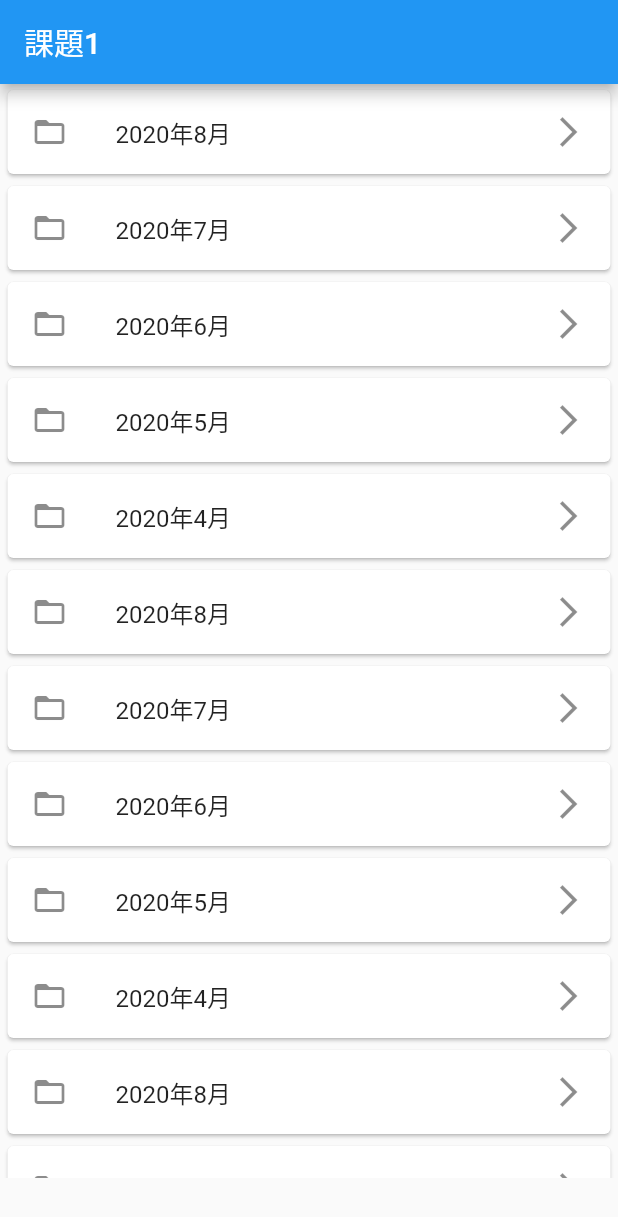
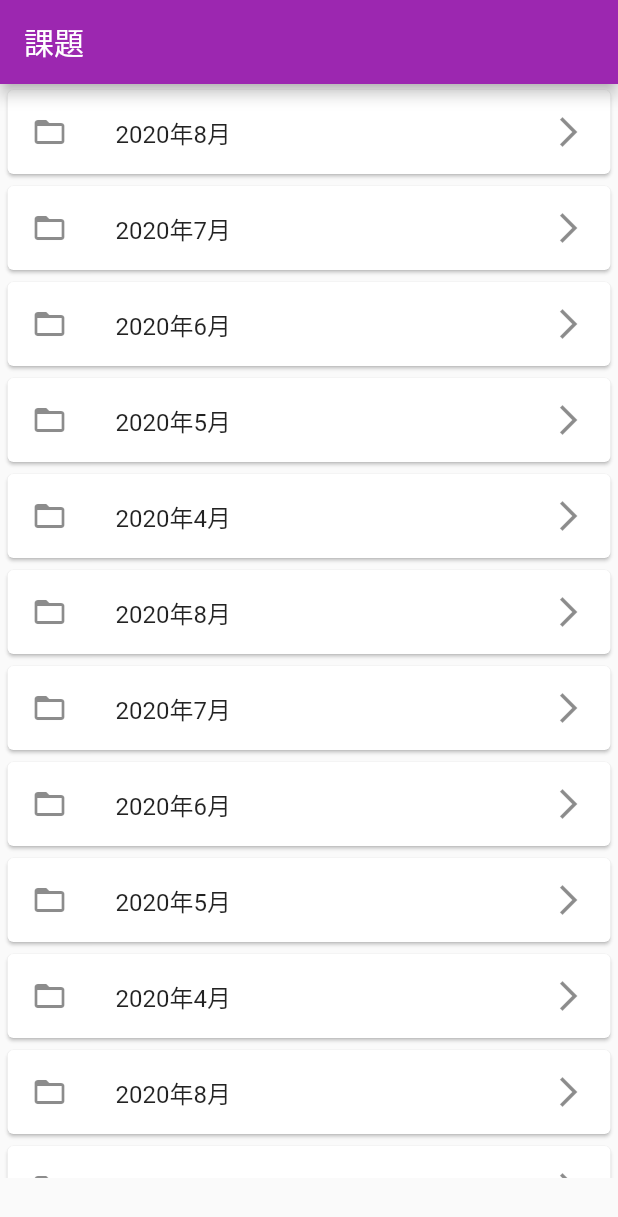
Before and after one commit to nord2sudjp/jumpin, a Flutter app: the screen it shows after launch, on a phone screen of 412 x 824 dp. Shown: the top 1217 px of the screen. Run offline on Flutter 3.47's test engine with Material 2 defaults, Android fonts, the phone set to English and light mode, and no system bars; Roboto replaces fonts that are missing (OpenSans).

Commit message:
apply theme

```diff
--- a/lib/main.dart
+++ b/lib/main.dart
@@ -12,7 +12,24 @@ class MyApp extends StatelessWidget {
   @override
   Widget build(BuildContext context) {
     return MaterialApp(
-      title: 'Flutter Demo',
+      title: 'Jump In!',
+      theme: ThemeData(
+        primarySwatch: Colors.purple,
+        accentColor: Colors.amber,
+        fontFamily: 'QuickSand',
+        textTheme: ThemeData.light().textTheme.copyWith(
+              headline6: TextStyle(
+                  fontFamily: 'OpenSans',
+                  fontWeight: FontWeight.bold,
+                  fontSize: 18),
+              button: TextStyle(color: Colors.white),
+            ),
+        appBarTheme: AppBarTheme(
+          textTheme: ThemeData.light().textTheme.copyWith(
+                headline6: TextStyle(fontFamily: 'OpenSans', fontSize: 20),
+              ),
+        ),
+      ),
       home: MyHomePage(),
     );
   }
@@ -43,7 +60,12 @@ class MyHomePage extends StatelessWidget {
     final isLandscape = MX.orientation == Orientation.landscape;
     final PreferredSizeWidget appBar = Platform.isIOS
         ? CupertinoNavigationBar()
-        : AppBar(title: Text("課題1"), actions: <Widget>[]);
+        : AppBar(
+            title: Text(
+              "課題",
+              textAlign: TextAlign.center,
+            ),
+            actions: <Widget>[]);
     return Scaffold(
         appBar: appBar,
         body: SingleChildScrollView(
```
